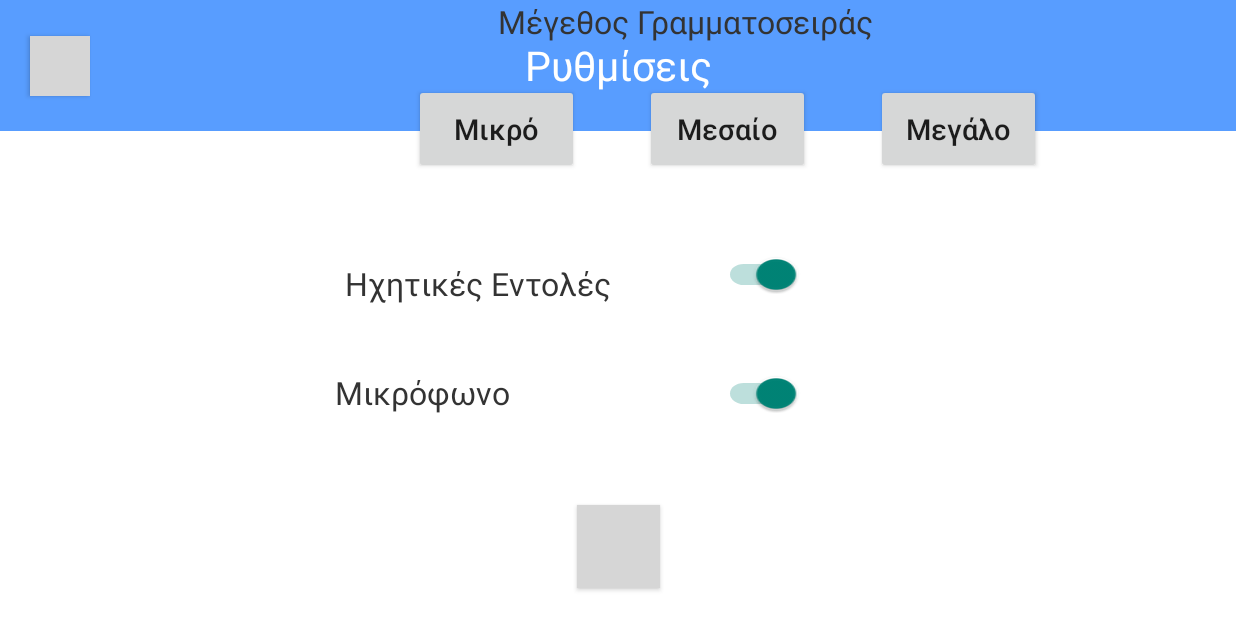
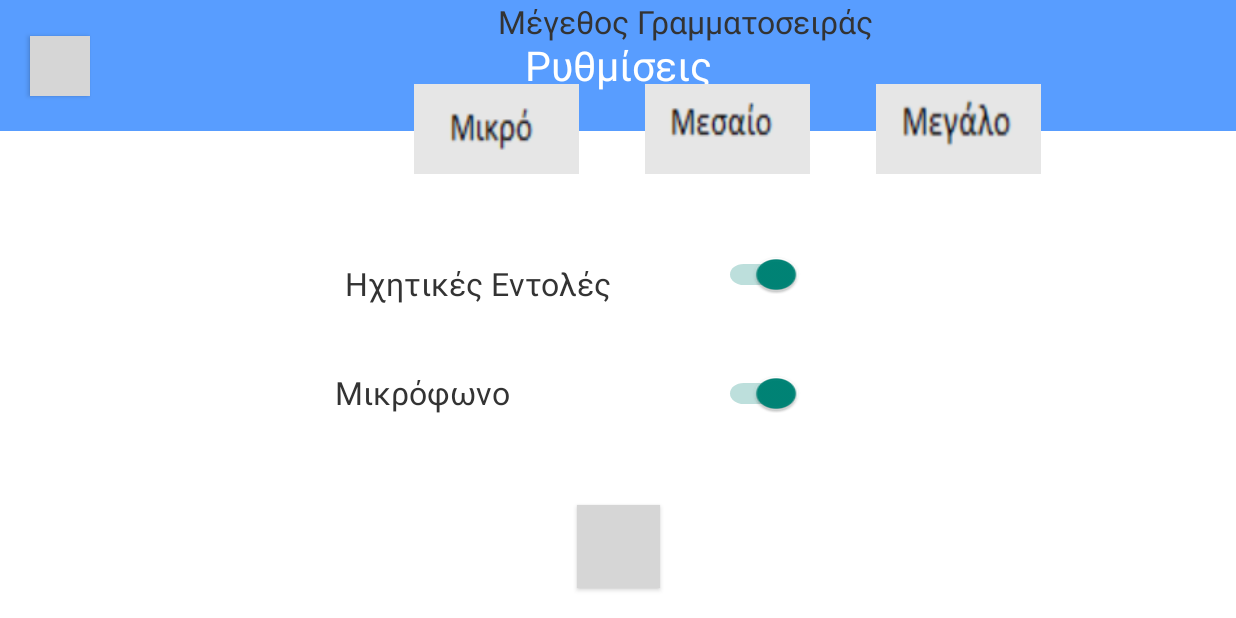
Before and after one commit to CharaGergi/AirConApp, an Android app: the ProfileActivity screen opened directly, with no data from a screen before it, on a phone screen of 824 x 412 dp (held sideways). Run offline under Robolectric (Android 15) with nearby library versions, the phone set to English and light mode, and no system bars; grey boxes are pictures that could not be loaded.

Commit message:
font buttons

```diff
--- a/app/src/main/res/layout/activity_profile.xml
+++ b/app/src/main/res/layout/activity_profile.xml
@@ -74,8 +74,7 @@
         android:layout_height="60dp"
         android:layout_marginStart="276dp"
         android:layout_marginBottom="296dp"
-        android:text="@string/smallFontBtn"
-        android:textAllCaps="false"
+        android:background="@drawable/smallFont"
         android:textSize="19dp"
         app:layout_constraintBottom_toBottomOf="parent"
         app:layout_constraintStart_toStartOf="parent" />
@@ -98,8 +97,7 @@
         android:layout_height="60dp"
         android:layout_marginStart="44dp"
         android:layout_marginBottom="296dp"
-        android:text="@string/bigFontBtn"
-        android:textAllCaps="false"
+        android:background="@drawable/bigFont"
         android:textSize="19dp"
         app:layout_constraintBottom_toBottomOf="parent"
         app:layout_constraintStart_toEndOf="@+id/mediumFontBtn" />
@@ -132,8 +130,7 @@
         android:layout_height="60dp"
         android:layout_marginStart="44dp"
         android:layout_marginBottom="296dp"
-        android:text="@string/mediumFontBtn"
-        android:textAllCaps="false"
+        android:background="@drawable/mediumFont"
         android:textSize="19dp"
         app:layout_constraintBottom_toBottomOf="parent"
         app:layout_constraintStart_toEndOf="@+id/smallFontBtn" />
```
Also changed, not shown: app/src/main/java/com/example/airconapp/view/Profile/ProfileActivity.java (+12 -0 lines), build.gradle (+5 -2 lines), app/src/main/res/drawable/bigFont.png (added), app/src/main/res/drawable/bigFont_selected.png (added), app/src/main/res/drawable/mediumFont.png (added), app/src/main/res/drawable/mediumFont_selected.png (added), app/src/main/res/drawable/smallFont.png (added), app/src/main/res/drawable/smallFont_selected.png (added).
